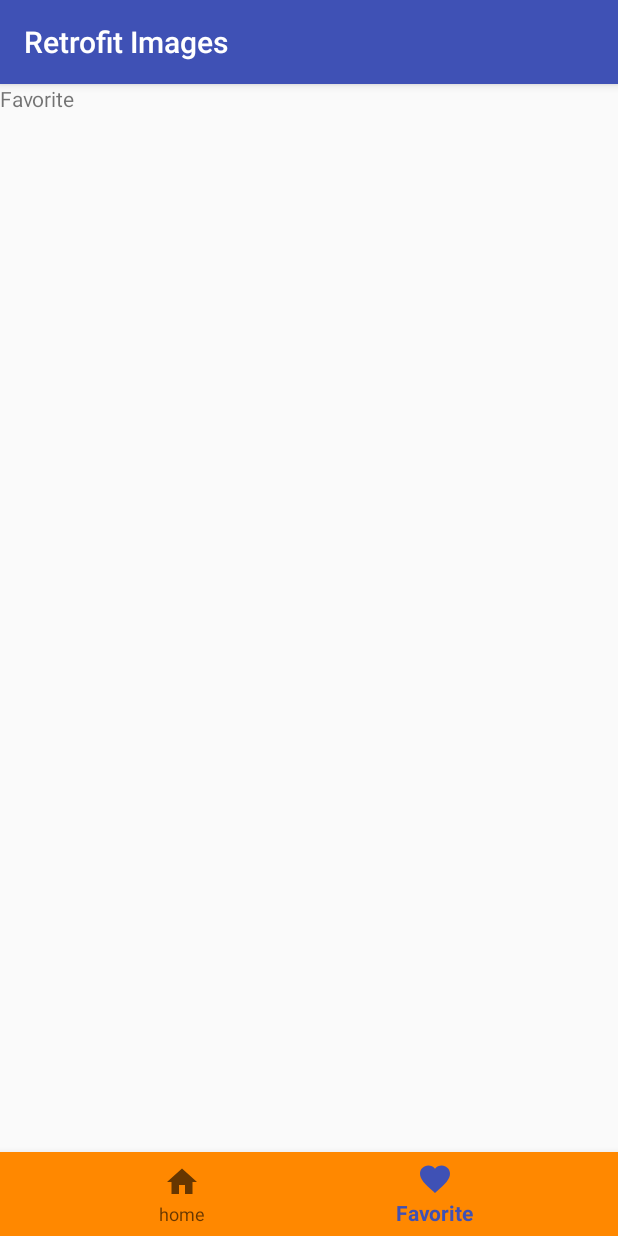
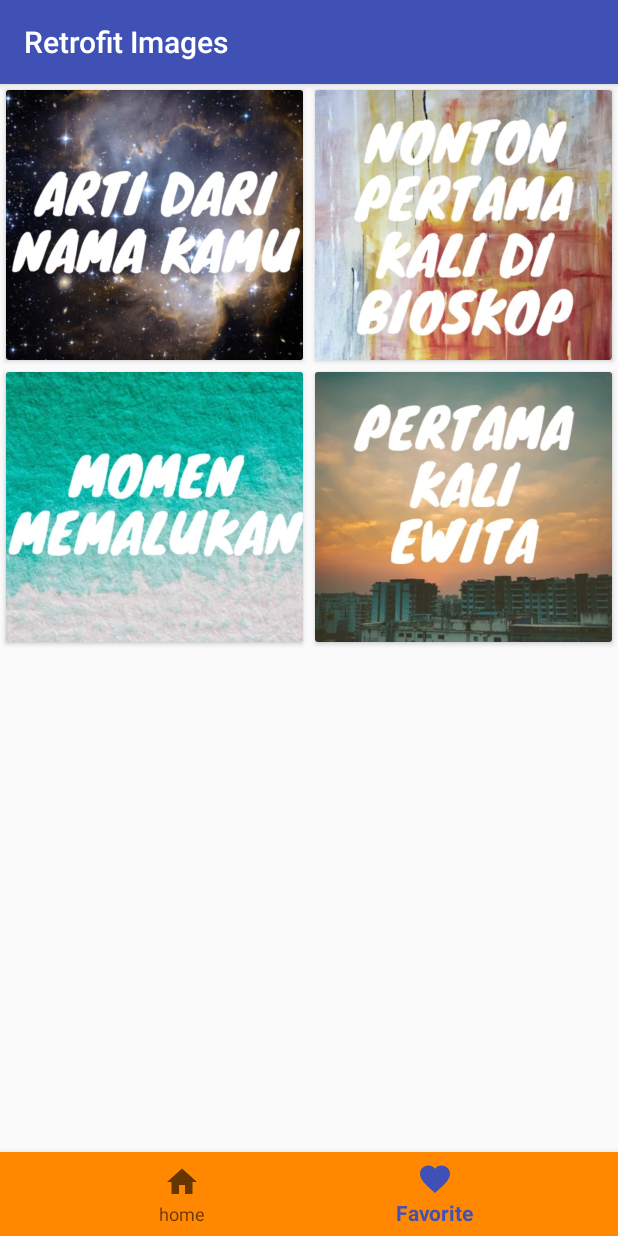
Before and after one commit to ufebri/Doggie-Gallery, an Android app: the screen it shows after launch (MainActivity), item 2 of the bottom bar chosen, on a phone screen of 412 x 824 dp. Run offline under Robolectric (Android 15) with nearby library versions, the phone set to English and light mode, and no system bars; pictures from the network do not load; 1 statement that could not run was skipped.

Commit message:
Added feature favorite (local image)

```diff
--- a/app/src/main/java/com/bedboy/ufebri/retrofitimages/FavoriteFragment.java
+++ b/app/src/main/java/com/bedboy/ufebri/retrofitimages/FavoriteFragment.java
@@ -8,14 +8,36 @@ import android.view.ViewGroup;
 import androidx.annotation.NonNull;
 import androidx.annotation.Nullable;
 import androidx.fragment.app.Fragment;
+import androidx.recyclerview.widget.GridLayoutManager;
+import androidx.recyclerview.widget.RecyclerView;
+
+import com.bedboy.ufebri.retrofitimages.entity.LocalImages;
+
+import java.util.ArrayList;
 
 public class FavoriteFragment extends Fragment {
-
 
     @Nullable
     @Override
     public View onCreateView(@NonNull LayoutInflater inflater, @Nullable ViewGroup container, @Nullable Bundle savedInstanceState) {
         View view = inflater.inflate(R.layout.fragment_favorite, container, false);
+        setupRecyclerView(view);
         return view;
     }
+
+    private void setupRecyclerView(View view) {
+        ArrayList<LocalImages> data = new ArrayList<>();
+
+        data.add(new LocalImages(R.drawable.jawabanfour));
+        data.add(new LocalImages(R.drawable.jawabanone));
+        data.add(new LocalImages(R.drawable.jawabanthree));
+        data.add(new LocalImages(R.drawable.jawabantwo));
+
+        RecyclerView rvFavorite = view.findViewById(R.id.rv_favorite);
+        LocalImageAdapter adapter = new LocalImageAdapter(data, getContext());
+        rvFavorite.setHasFixedSize(true);
+        rvFavorite.setAdapter(adapter);
+        adapter.notifyDataSetChanged();
+        rvFavorite.setLayoutManager(new GridLayoutManager(getContext(), 2));
+    }
 }
--- a/app/src/main/java/com/bedboy/ufebri/retrofitimages/HomeFragment.java
+++ b/app/src/main/java/com/bedboy/ufebri/retrofitimages/HomeFragment.java
@@ -1,7 +1,6 @@
 package com.bedboy.ufebri.retrofitimages;
 
 import android.os.Bundle;
-import android.util.Log;
 import android.view.LayoutInflater;
 import android.view.View;
 import android.view.ViewGroup;
@@ -15,7 +14,7 @@ import androidx.recyclerview.widget.GridLayoutManager;
 import androidx.recyclerview.widget.RecyclerView;
 
 import com.bedboy.ufebri.retrofitimages.Utils.BaseApps;
-import com.bedboy.ufebri.retrofitimages.Utils.Images;
+import com.bedboy.ufebri.retrofitimages.entity.Images;
 
 import java.util.ArrayList;
 import java.util.List;
--- a/app/src/main/java/com/bedboy/ufebri/retrofitimages/ImagesAdapter.java
+++ b/app/src/main/java/com/bedboy/ufebri/retrofitimages/ImagesAdapter.java
@@ -1,13 +1,13 @@
 package com.bedboy.ufebri.retrofitimages;
 
 import android.content.Context;
-
-import androidx.annotation.NonNull;
-import androidx.recyclerview.widget.RecyclerView;
 import android.view.LayoutInflater;
 import android.view.View;
 import android.view.ViewGroup;
 import android.widget.ImageView;
+
+import androidx.annotation.NonNull;
+import androidx.recyclerview.widget.RecyclerView;
 
 import com.bumptech.glide.Glide;
 
--- /dev/null
+++ b/app/src/main/java/com/bedboy/ufebri/retrofitimages/LocalImageAdapter.java
@@ -0,0 +1,56 @@
+package com.bedboy.ufebri.retrofitimages;
+
+import android.content.Context;
+import android.view.LayoutInflater;
+import android.view.View;
+import android.view.ViewGroup;
+import android.widget.ImageView;
+
+import androidx.annotation.NonNull;
+import androidx.recyclerview.widget.RecyclerView;
+
+import com.bedboy.ufebri.retrofitimages.entity.LocalImages;
+
+import java.util.ArrayList;
+import java.util.List;
+
+public class LocalImageAdapter extends RecyclerView.Adapter<LocalImageAdapter.Holder> {
+
+    private List<LocalImages> images;
+    private Context context;
+
+    LocalImageAdapter(ArrayList<LocalImages> images, Context context) {
+        this.images = images;
+        this.context = context;
+    }
+
+    @NonNull
+    @Override
+    public LocalImageAdapter.Holder onCreateViewHolder(@NonNull ViewGroup parent, int viewType) {
+        View view = LayoutInflater.from(parent.getContext()).inflate(R.layout.item_image, parent, false);
+        context = parent.getContext();
+        return new Holder(view);
+    }
+
+    @Override
+    public void onBindViewHolder(@NonNull LocalImageAdapter.Holder holder, int position) {
+        LocalImages allData = images.get(position);
+        holder.bind(allData);
+    }
+
+    @Override
+    public int getItemCount() {
+        return images.size();
+    }
+
+    static class Holder extends RecyclerView.ViewHolder {
+        Holder(@NonNull View itemView) {
+            super(itemView);
+        }
+
+        void bind(LocalImages allData) {
+            ImageView ivLocal = itemView.findViewById(R.id.iv_animal);
+            ivLocal.setImageResource(allData.imageId);
+        }
+    }
+}
--- a/app/src/main/java/com/bedboy/ufebri/retrofitimages/Utils/ApiService.java
+++ b/app/src/main/java/com/bedboy/ufebri/retrofitimages/Utils/ApiService.java
@@ -1,6 +1,6 @@
 package com.bedboy.ufebri.retrofitimages.Utils;
 
-import java.util.List;
+import com.bedboy.ufebri.retrofitimages.entity.Images;
 
 import retrofit2.Call;
 import retrofit2.http.GET;
--- a/app/src/main/java/com/bedboy/ufebri/retrofitimages/Utils/Images.java
+++ b/app/src/main/java/com/bedboy/ufebri/retrofitimages/entity/Images.java
@@ -1,4 +1,4 @@
-package com.bedboy.ufebri.retrofitimages.Utils;
+package com.bedboy.ufebri.retrofitimages.entity;
 
 import com.google.gson.annotations.Expose;
 import com.google.gson.annotations.SerializedName;
--- /dev/null
+++ b/app/src/main/java/com/bedboy/ufebri/retrofitimages/entity/LocalImages.java
@@ -0,0 +1,9 @@
+package com.bedboy.ufebri.retrofitimages.entity;
+
+public class LocalImages {
+    public int imageId;
+
+    public LocalImages(int imageId) {
+        this.imageId = imageId;
+    }
+}
--- a/app/src/main/res/layout/fragment_favorite.xml
+++ b/app/src/main/res/layout/fragment_favorite.xml
@@ -1,16 +1,11 @@
 <?xml version="1.0" encoding="utf-8"?>
-<androidx.constraintlayout.widget.ConstraintLayout xmlns:android="http://schemas.android.com/apk/res/android"
-    xmlns:app="http://schemas.android.com/apk/res-auto"
+<RelativeLayout xmlns:android="http://schemas.android.com/apk/res/android"
     android:layout_width="match_parent"
     android:layout_height="match_parent">
 
-    <TextView
+    <androidx.recyclerview.widget.RecyclerView
+        android:id="@+id/rv_favorite"
         android:layout_width="match_parent"
-        android:layout_height="wrap_content"
-        android:text="@string/favorite"
-        app:layout_constraintBottom_toBottomOf="parent"
-        app:layout_constraintEnd_toEndOf="parent"
-        app:layout_constraintStart_toStartOf="parent"
-        app:layout_constraintTop_toTopOf="parent" />
+        android:layout_height="wrap_content" />
 
-</androidx.constraintlayout.widget.ConstraintLayout>
+</RelativeLayout>
```
Also changed, not shown: app/src/main/res/drawable/jawabanfour.webp (added), app/src/main/res/drawable/jawabanone.webp (added), app/src/main/res/drawable/jawabanthree.webp (added), app/src/main/res/drawable/jawabantwo.webp (added), 2 other files.
